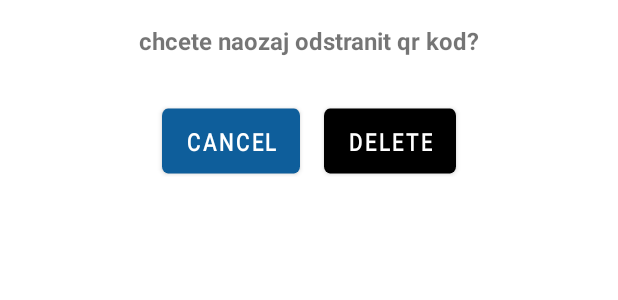
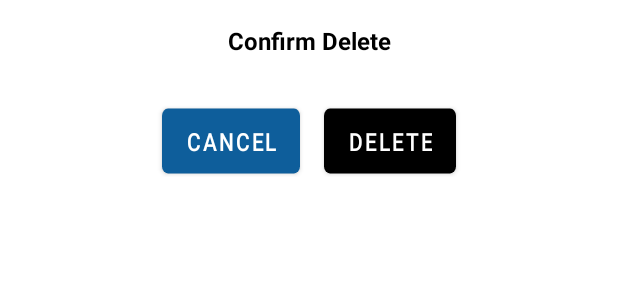
Before and after one commit to rakibcse99/QRCode-kotlin, an Android app: the layout delete_dialog.xml on its own in the app's theme, with its tools: preview values and no code run, on a phone screen of 412 x 824 dp. Shown: the top 300 px of the screen. Run offline under Robolectric (Android 15) with nearby library versions, the phone set to English and light mode, and no system bars.

Commit message:
ui design  and function and

```diff
--- a/app/src/main/res/layout/activity_splash_screen.xml
+++ b/app/src/main/res/layout/activity_splash_screen.xml
@@ -1,6 +1,7 @@
 <?xml version="1.0" encoding="utf-8"?>
 <androidx.constraintlayout.widget.ConstraintLayout xmlns:android="http://schemas.android.com/apk/res/android"
     xmlns:app="http://schemas.android.com/apk/res-auto"
+
     xmlns:tools="http://schemas.android.com/tools"
     android:layout_width="match_parent"
     android:layout_height="match_parent"
--- a/app/src/main/res/layout/delete_dialog.xml
+++ b/app/src/main/res/layout/delete_dialog.xml
@@ -15,9 +15,10 @@
         android:layout_height="wrap_content"
         android:gravity="center"
         android:paddingBottom="16dp"
-        android:textSize="16dp"
+        android:textColor="@color/black"
+        android:textSize="16sp"
         android:textStyle="bold"
-        android:text="@string/delete_dialog_text"/>
+        android:text="Confirm Delete"/>
 
 
     <TableLayout
@@ -43,7 +44,7 @@
             <Button
                 android:id="@+id/btnOk"
                 android:layout_width="wrap_content"
-                android:layout_height="wrap_content"
+                 android:layout_height="wrap_content"
                 android:layout_marginLeft="8dp"
                 android:scaleY="1.2"
                 android:text="delete"
```
